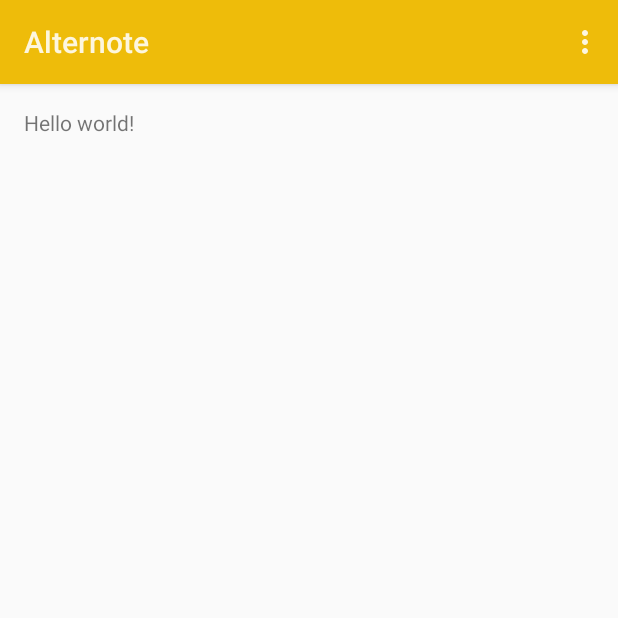
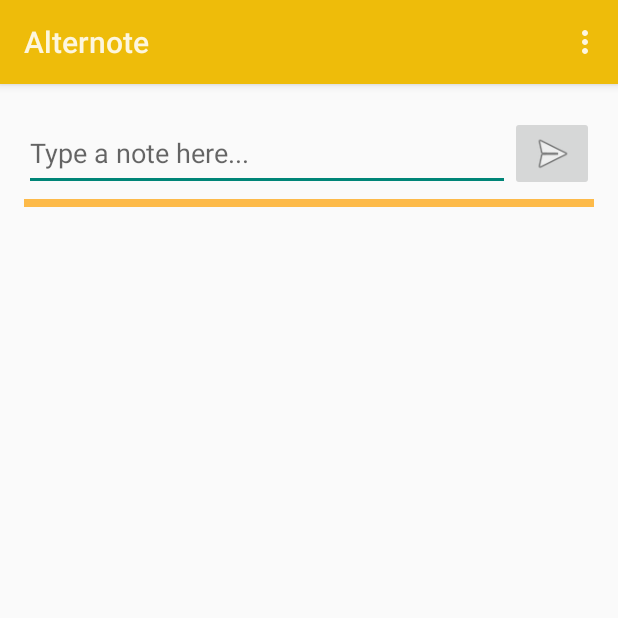
Before and after one commit to medakk/alternote, an Android app: the screen it shows after launch (MainActivity), on a phone screen of 412 x 824 dp, the top half of it. Run offline under Robolectric (Android 15) with nearby library versions, the phone set to English and light mode, and no system bars.

Commit message:
Designed the fragment_main layout

```diff
--- a/app/src/main/res/layout/fragment_main.xml
+++ b/app/src/main/res/layout/fragment_main.xml
@@ -1,16 +1,47 @@
-<RelativeLayout xmlns:android="http://schemas.android.com/apk/res/android"
+<LinearLayout xmlns:android="http://schemas.android.com/apk/res/android"
                 xmlns:tools="http://schemas.android.com/tools"
                 android:layout_width="match_parent"
                 android:layout_height="match_parent"
+                android:orientation="vertical"
                 android:paddingLeft="@dimen/activity_horizontal_margin"
                 android:paddingRight="@dimen/activity_horizontal_margin"
                 android:paddingTop="@dimen/activity_vertical_margin"
                 android:paddingBottom="@dimen/activity_vertical_margin"
                 tools:context=".MainActivityFragment">
 
-    <TextView
-        android:text="@string/hello_world"
-        android:layout_width="wrap_content"
-        android:layout_height="wrap_content"/>
+    <LinearLayout
+        android:orientation="horizontal"
+        android:layout_marginTop="5dp"
+        android:layout_width="fill_parent"
+        android:layout_height="wrap_content">
 
-</RelativeLayout>
+        <EditText
+            android:id="@+id/main_et_quicknote"
+            android:hint="@string/quick_note"
+            android:layout_width="0dp"
+            android:layout_weight="1"
+            android:layout_height="50dp"/>
+
+        <ImageButton
+            android:id="@+id/main_ibtn_addquicknote"
+            android:src="@android:drawable/ic_menu_send"
+            android:scaleType="centerInside"
+            android:layout_weight="0"
+            android:layout_width="wrap_content"
+            android:layout_height="fill_parent"/>
+
+    </LinearLayout>
+
+    <!-- seperator -->
+    <LinearLayout
+        android:background="#b4ffa000"
+        android:layout_marginTop="5dp"
+        android:layout_width="fill_parent"
+        android:layout_height="5dp"/>
+
+    <ListView
+        android:id="@+id/main_lv_notes"
+        android:layout_width="fill_parent"
+        android:layout_height="fill_parent"/>
+
+</LinearLayout>
--- a/app/src/main/res/values-v21/styles.xml
+++ b/app/src/main/res/values-v21/styles.xml
@@ -3,5 +3,6 @@
     <style name="AppTheme" parent="android:Theme.Material.Light.DarkActionBar">
         <item name="android:colorPrimary">#EEBC0A</item>
         <item name="android:colorPrimaryDark">#E29800</item>
+        <item name="android:navigationBarColor">#E29800</item>
     </style>
 </resources>
--- a/app/src/main/res/values/strings.xml
+++ b/app/src/main/res/values/strings.xml
@@ -1,5 +1,5 @@
 <resources>
     <string name="app_name">Alternote</string>
-    <string name="hello_world">Hello world!</string>
+    <string name="quick_note">Type a note here...</string>
     <string name="action_settings">Settings</string>
 </resources>
```
